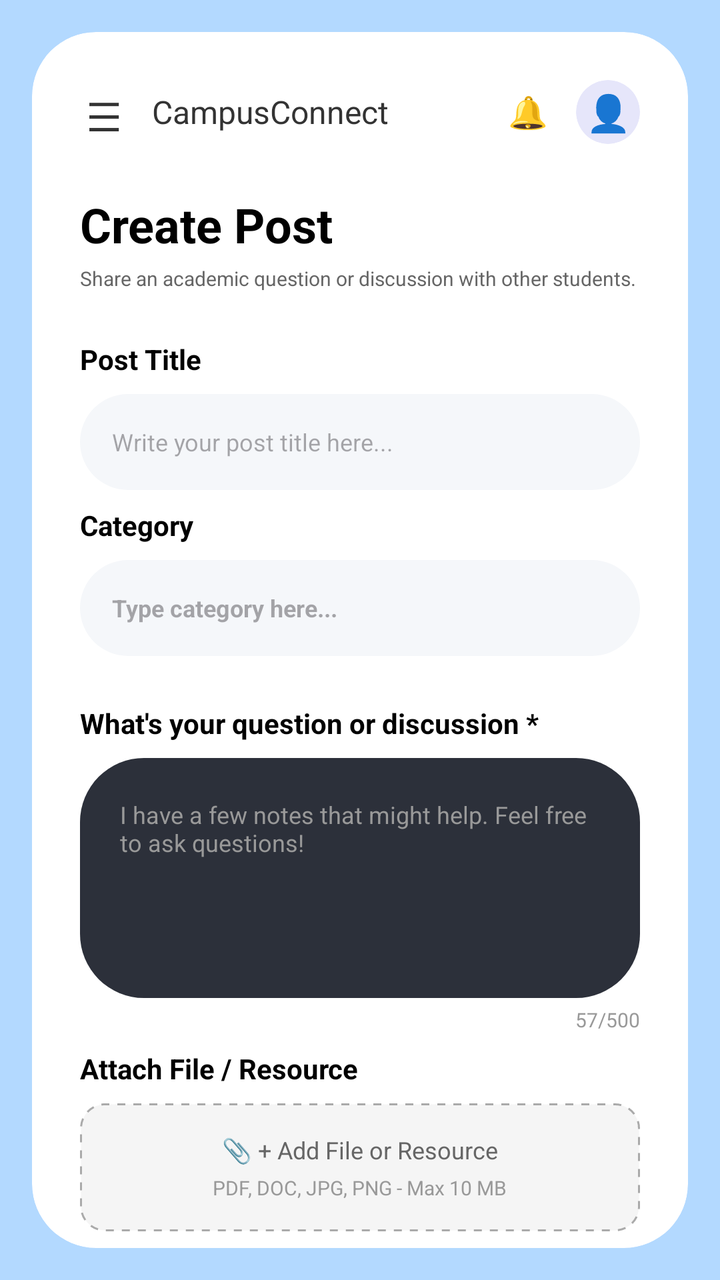
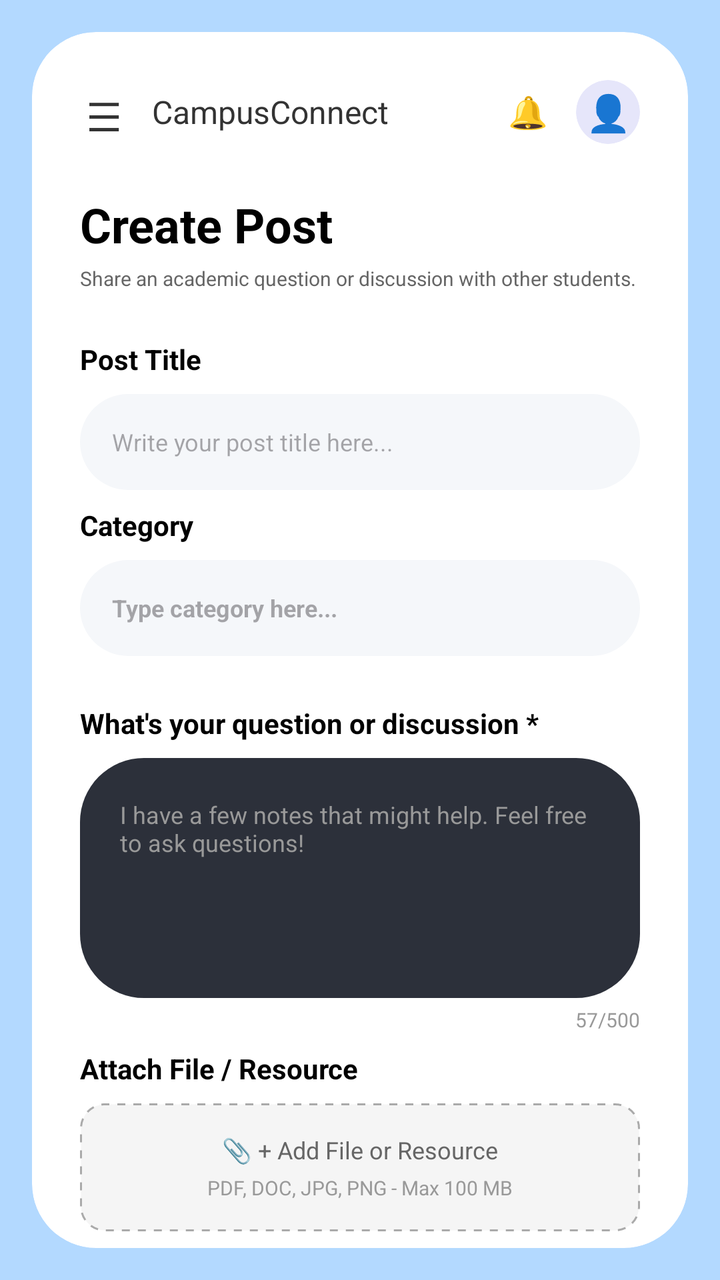

An Android layout rendered at two revisions. The XML below is the earlier revision; the diff shows what the commit changed to produce the second picture.
<!-- AndroidManifest.xml: application theme Theme.CampusConnect -->
<!-- res/layout/activity_create_post.xml -->
<?xml version="1.0" encoding="utf-8"?>
<androidx.constraintlayout.widget.ConstraintLayout xmlns:android="http://schemas.android.com/apk/res/android"
    xmlns:app="http://schemas.android.com/apk/res-auto"
    android:layout_width="match_parent"
    android:layout_height="match_parent"
    android:background="#B3D9FF">

    <androidx.cardview.widget.CardView
        android:layout_width="0dp"
        android:layout_height="0dp"
        android:layout_margin="16dp"
        app:cardBackgroundColor="#FFFFFF"
        app:cardCornerRadius="32dp"
        app:cardElevation="0dp"
        app:layout_constraintBottom_toBottomOf="parent"
        app:layout_constraintEnd_toEndOf="parent"
        app:layout_constraintStart_toStartOf="parent"
        app:layout_constraintTop_toTopOf="parent">

        <ScrollView
            android:layout_width="match_parent"
            android:layout_height="match_parent"
            android:scrollbars="none">

            <LinearLayout
                android:layout_width="match_parent"
                android:layout_height="wrap_content"
                android:orientation="vertical"
                android:paddingTop="24dp"
                android:paddingBottom="24dp">

                
                <LinearLayout
                    android:layout_width="match_parent"
                    android:layout_height="wrap_content"
                    android:gravity="center_vertical"
                    android:orientation="horizontal"
                    android:paddingStart="24dp"
                    android:paddingEnd="24dp">

                    
                    <TextView
                        android:layout_width="24dp"
                        android:layout_height="24dp"
                        android:text="☰"
                        android:textSize="20sp"
                        android:textColor="#333"
                        android:gravity="center" />

                    <TextView
                        android:layout_width="wrap_content"
                        android:layout_height="wrap_content"
                        android:layout_marginStart="12dp"
                        android:text="CampusConnect"
                        android:textColor="#333333"
                        android:textSize="16sp" />

                    <View
                        android:layout_width="0dp"
                        android:layout_height="0dp"
                        android:layout_weight="1" />

                    
                    <TextView
                        android:layout_width="24dp"
                        android:layout_height="24dp"
                        android:layout_marginStart="12dp"
                        android:text="🔔"
                        android:textSize="16sp"
                        android:gravity="center" />

                    
                    <androidx.cardview.widget.CardView
                        android:id="@+id/profileIconBtn"
                        android:layout_width="32dp"
                        android:layout_height="32dp"
                        android:layout_marginStart="12dp"
                        android:clickable="true"
                        android:focusable="true"
                        app:cardBackgroundColor="#E6E6FA"
                        app:cardCornerRadius="16dp"
                        app:cardElevation="0dp">
                        <TextView
                            android:layout_width="match_parent"
                            android:layout_height="match_parent"
                            android:text="👤"
                            android:gravity="center"
                            android:textSize="18sp"
                            android:textColor="#8A2BE2"/>
                    </androidx.cardview.widget.CardView>
                </LinearLayout>

                
                <LinearLayout
                    android:layout_width="match_parent"
                    android:layout_height="wrap_content"
                    android:layout_marginTop="24dp"
                    android:orientation="vertical"
                    android:paddingStart="24dp"
                    android:paddingEnd="24dp">

                    <TextView
                        android:layout_width="wrap_content"
                        android:layout_height="wrap_content"
                        android:text="Create Post"
                        android:textColor="#000000"
                        android:textStyle="bold"
                        android:textSize="24sp" />

                    <TextView
                        android:layout_width="wrap_content"
                        android:layout_height="wrap_content"
                        android:layout_marginTop="4dp"
                        android:text="Share an academic question or discussion with other students."
                        android:textColor="#666666"
                        android:textSize="10sp" />
                </LinearLayout>

                
                <LinearLayout
                    android:layout_width="match_parent"
                    android:layout_height="wrap_content"
                    android:layout_marginTop="24dp"
                    android:orientation="vertical"
                    android:paddingStart="24dp"
                    android:paddingEnd="24dp">

                    <TextView
                        android:layout_width="wrap_content"
                        android:layout_height="wrap_content"
                        android:text="Post Title"
                        android:textColor="#000000"
                        android:textStyle="bold"
                        android:textSize="14sp" />

                    <EditText
                        android:id="@+id/postTitleInput"
                        android:layout_width="match_parent"
                        android:layout_height="48dp"
                        android:layout_marginTop="8dp"
                        android:background="@drawable/create_post_input_bg"
                        android:hint="Write your post title here..."
                        android:inputType="text"
                        android:paddingStart="16dp"
                        android:paddingEnd="16dp"
                        android:textSize="12sp"
                        android:textColor="#333333" />
                </LinearLayout>

                
                <LinearLayout
                    android:layout_width="match_parent"
                    android:layout_height="wrap_content"
                    android:layout_marginTop="8dp"
                    android:orientation="vertical"
                    android:paddingStart="24dp"
                    android:paddingEnd="24dp">

                    <TextView
                        android:layout_width="wrap_content"
                        android:layout_height="wrap_content"
                        android:text="Category"
                        android:textColor="#000000"
                        android:textStyle="bold"
                        android:textSize="14sp" />

                    <LinearLayout
                        android:layout_width="match_parent"
                        android:layout_height="48dp"
                        android:layout_marginTop="8dp"
                        android:background="@drawable/create_post_input_bg"
                        android:gravity="center_vertical"
                        android:paddingStart="16dp"
                        android:paddingEnd="16dp">

                        <EditText
                            android:id="@+id/postCategoryInput"
                            android:layout_width="match_parent"
                            android:layout_height="wrap_content"
                            android:background="@null"
                            android:hint="Type category here..."
                            android:inputType="text"
                            android:textColor="#000000"
                            android:textStyle="bold"
                            android:textSize="12sp" />
                    </LinearLayout>
                </LinearLayout>

                
                <LinearLayout
                    android:layout_width="match_parent"
                    android:layout_height="wrap_content"
                    android:layout_marginTop="24dp"
                    android:orientation="vertical"
                    android:paddingStart="24dp"
                    android:paddingEnd="24dp">

                    <TextView
                        android:layout_width="wrap_content"
                        android:layout_height="wrap_content"
                        android:text="What's your question or discussion *"
                        android:textColor="#000000"
                        android:textStyle="bold"
                        android:textSize="14sp" />

                    <EditText
                        android:id="@+id/postContentInput"
                        android:layout_width="match_parent"
                        android:layout_height="120dp"
                        android:layout_marginTop="8dp"
                        android:background="@drawable/create_post_textarea_bg"
                        android:gravity="top|start"
                        android:hint="I have a few notes that might help. Feel free to ask questions!"
                        android:padding="20dp"
                        android:textColor="#FFFFFF"
                        android:textColorHint="#999999"
                        android:textSize="12sp"
                        android:inputType="textMultiLine" />

                    <TextView
                        android:layout_width="wrap_content"
                        android:layout_height="wrap_content"
                        android:layout_gravity="end"
                        android:layout_marginTop="4dp"
                        android:text="57/500"
                        android:textColor="#999999"
                        android:textSize="10sp" />
                </LinearLayout>

                
                <LinearLayout
                    android:layout_width="match_parent"
                    android:layout_height="wrap_content"
                    android:layout_marginTop="8dp"
                    android:orientation="vertical"
                    android:paddingStart="24dp"
                    android:paddingEnd="24dp">

                    <TextView
                        android:layout_width="wrap_content"
                        android:layout_height="wrap_content"
                        android:text="Attach File / Resource"
                        android:textColor="#000000"
                        android:textStyle="bold"
                        android:textSize="14sp" />

                    
                    <LinearLayout
                        android:layout_width="match_parent"
                        android:layout_height="64dp"
                        android:layout_marginTop="8dp"
                        android:background="@drawable/dashed_border_bg"
                        android:gravity="center"
                        android:orientation="vertical">

                        <TextView
                            android:layout_width="wrap_content"
                            android:layout_height="wrap_content"
                            android:text="📎 + Add File or Resource"
                            android:textColor="#666666"
                            android:textSize="12sp" />

                        <TextView
                            android:layout_width="wrap_content"
                            android:layout_height="wrap_content"
                            android:layout_marginTop="4dp"
                            android:text="PDF, DOC, JPG, PNG - Max 10 MB"
                            android:textColor="#999999"
                            android:textSize="10sp" />
                    </LinearLayout>

                    
                </LinearLayout>

                
                <LinearLayout
                    android:layout_width="match_parent"
                    android:layout_height="wrap_content"
                    android:layout_marginTop="24dp"
                    android:orientation="vertical"
                    android:paddingStart="24dp"
                    android:paddingEnd="24dp">

                    <TextView
                        android:layout_width="wrap_content"
                        android:layout_height="wrap_content"
                        android:text="Posting Option"
                        android:textColor="#000000"
                        android:textStyle="bold"
                        android:textSize="14sp" />

                    <LinearLayout
                        android:layout_width="match_parent"
                        android:layout_height="wrap_content"
                        android:layout_marginTop="8dp"
                        android:gravity="center_vertical"
                        android:orientation="horizontal">

                        <androidx.cardview.widget.CardView
                            android:layout_width="32dp"
                            android:layout_height="32dp"
                            app:cardBackgroundColor="#E6E6FA"
                            app:cardCornerRadius="16dp"
                            app:cardElevation="0dp">
                            <TextView
                                android:layout_width="match_parent"
                                android:layout_height="match_parent"
                                android:text="👤"
                                android:gravity="center"
                                android:textSize="18sp"
                                android:textColor="#8A2BE2"/>
                        </androidx.cardview.widget.CardView>

                        <LinearLayout
                            android:layout_width="0dp"
                            android:layout_height="wrap_content"
                            android:layout_marginStart="12dp"
                            android:layout_weight="1"
                            android:orientation="vertical">
                            <TextView
                                android:layout_width="wrap_content"
                                android:layout_height="wrap_content"
                                android:text="Post Anonymously"
                                android:textColor="#333333"
                                android:textSize="12sp" />
                            <TextView
                                android:layout_width="wrap_content"
                                android:layout_height="wrap_content"
                                android:text="Your name will be visible to other students."
                                android:textColor="#999999"
                                android:textSize="10sp" />
                        </LinearLayout>

                        <Switch
                            android:id="@+id/switchAnonymous"
                            android:layout_width="wrap_content"
                            android:layout_height="wrap_content"
                            android:checked="false" />
                    </LinearLayout>
                </LinearLayout>

                
                <LinearLayout
                    android:layout_width="match_parent"
                    android:layout_height="wrap_content"
                    android:layout_marginTop="32dp"
                    android:layout_marginBottom="16dp"
                    android:orientation="horizontal"
                    android:paddingStart="24dp"
                    android:paddingEnd="24dp"
                    android:weightSum="2">

                    <androidx.appcompat.widget.AppCompatButton
                        android:id="@+id/btnCancel"
                        android:layout_width="0dp"
                        android:layout_height="40dp"
                        android:layout_marginEnd="8dp"
                        android:layout_weight="1"
                        android:background="@drawable/cancel_btn_bg"
                        android:text="Cancel"
                        android:textAllCaps="false"
                        android:textColor="#333333" />

                    <androidx.appcompat.widget.AppCompatButton
                        android:id="@+id/btnPost"
                        android:layout_width="0dp"
                        android:layout_height="40dp"
                        android:layout_marginStart="8dp"
                        android:layout_weight="1"
                        android:background="@drawable/post_btn_bg"
                        android:text="Post"
                        android:textAllCaps="false"
                        android:textColor="#FFFFFF" />
                </LinearLayout>
            </LinearLayout>
        </ScrollView>
    </androidx.cardview.widget.CardView>

</androidx.constraintlayout.widget.ConstraintLayout>
<!-- resources referenced by this layout -->
<resources>
  <!-- drawable cancel_btn_bg (drawable) -->
  <?xml version="1.0" encoding="utf-8"?>
  <shape xmlns:android="http://schemas.android.com/apk/res/android">
      <solid android:color="#FFFFFF" />
      <stroke android:width="1dp" android:color="#333333" />
      <corners android:radius="24dp" />
  </shape>
  <!-- drawable create_post_input_bg (drawable) -->
  <?xml version="1.0" encoding="utf-8"?>
  <shape xmlns:android="http://schemas.android.com/apk/res/android">
      <solid android:color="#F5F7FA" />
      <corners android:radius="24dp" />
  </shape>
  <!-- drawable create_post_textarea_bg (drawable) -->
  <?xml version="1.0" encoding="utf-8"?>
  <shape xmlns:android="http://schemas.android.com/apk/res/android">
      <solid android:color="#2C303A" />
      <corners android:radius="32dp" />
  </shape>
  <!-- drawable dashed_border_bg (drawable) -->
  <?xml version="1.0" encoding="utf-8"?>
  <shape xmlns:android="http://schemas.android.com/apk/res/android" android:shape="rectangle">
      <solid android:color="#F5F5F5" />
      <stroke android:width="1dp" android:color="#AAAAAA" android:dashWidth="4dp" android:dashGap="4dp" />
      <corners android:radius="12dp" />
  </shape>
  <!-- drawable post_btn_bg (drawable) -->
  <?xml version="1.0" encoding="utf-8"?>
  <shape xmlns:android="http://schemas.android.com/apk/res/android">
      <solid android:color="#2C303A" />
      <corners android:radius="24dp" />
  </shape>
  <style name="Theme.CampusConnect" parent="Base.Theme.CampusConnect" />
  <style name="Base.Theme.CampusConnect" parent="Theme.Material3.DayNight.NoActionBar">
          
          
      </style>
</resources>

<!-- the commit's change to res/layout/activity_create_post.xml (unified diff, before → after) -->
@@ -80,13 +80,22 @@
                         app:cardBackgroundColor="#E6E6FA"
                         app:cardCornerRadius="16dp"
                         app:cardElevation="0dp">
-                        <TextView
+                        <ImageView
+                            android:id="@+id/headerAvatarImage"
                             android:layout_width="match_parent"
                             android:layout_height="match_parent"
+                            android:scaleType="centerCrop"
+                            android:visibility="gone"
+                            android:contentDescription="Avatar" />
+
+                        <TextView
+                            android:id="@+id/headerAvatarText"
+                            android:layout_width="match_parent"
+                            android:layout_height="match_parent"
+                            android:gravity="center"
                             android:text="👤"
-                            android:gravity="center"
-                            android:textSize="18sp"
-                            android:textColor="#8A2BE2"/>
+                            android:textColor="#8A2BE2"
+                            android:textSize="18sp" />
                     </androidx.cardview.widget.CardView>
                 </LinearLayout>
 
@@ -246,14 +255,18 @@
 
                     
                     <LinearLayout
+                        android:id="@+id/uploadBoxContainer"
                         android:layout_width="match_parent"
                         android:layout_height="64dp"
                         android:layout_marginTop="8dp"
                         android:background="@drawable/dashed_border_bg"
+                        android:clickable="true"
+                        android:focusable="true"
                         android:gravity="center"
                         android:orientation="vertical">
 
                         <TextView
+                            android:id="@+id/uploadBoxText"
                             android:layout_width="wrap_content"
                             android:layout_height="wrap_content"
                             android:text="📎 + Add File or Resource"
@@ -261,10 +274,11 @@
                             android:textSize="12sp" />
 
                         <TextView
+                            android:id="@+id/uploadBoxSubText"
                             android:layout_width="wrap_content"
                             android:layout_height="wrap_content"
                             android:layout_marginTop="4dp"
-                            android:text="PDF, DOC, JPG, PNG - Max 10 MB"
+                            android:text="PDF, DOC, JPG, PNG - Max 100 MB"
                             android:textColor="#999999"
                             android:textSize="10sp" />
                     </LinearLayout>
